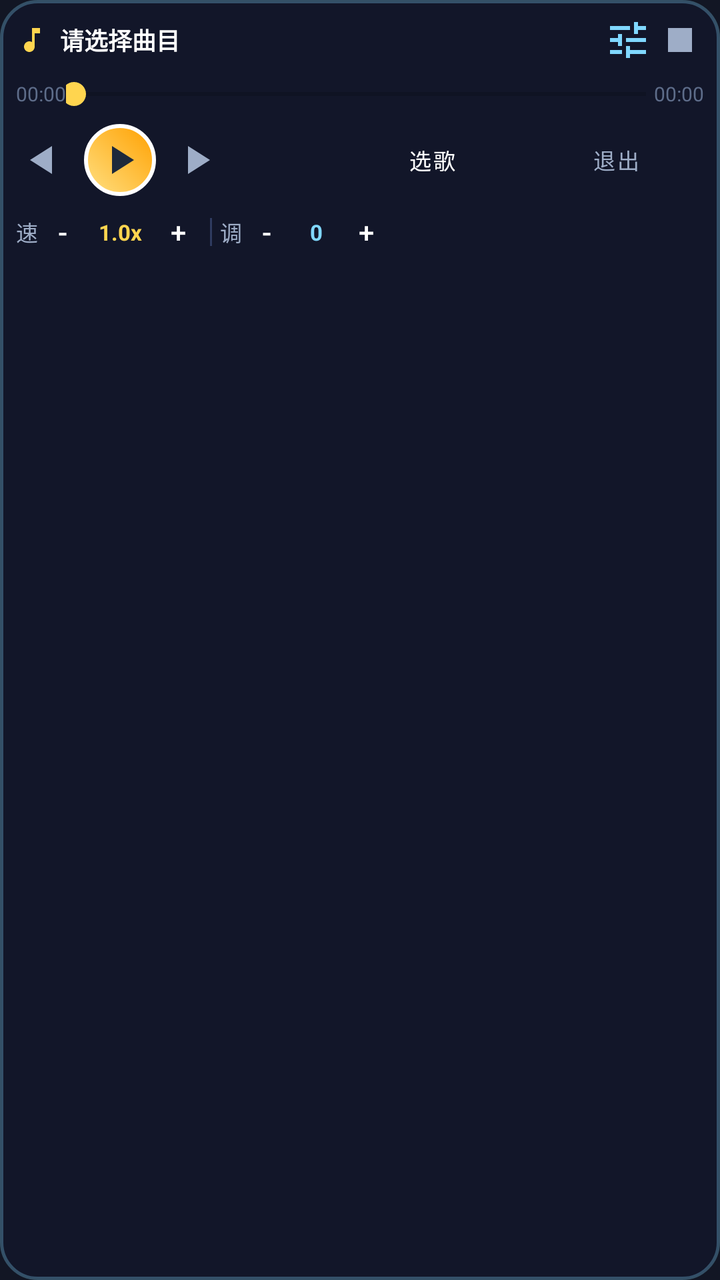
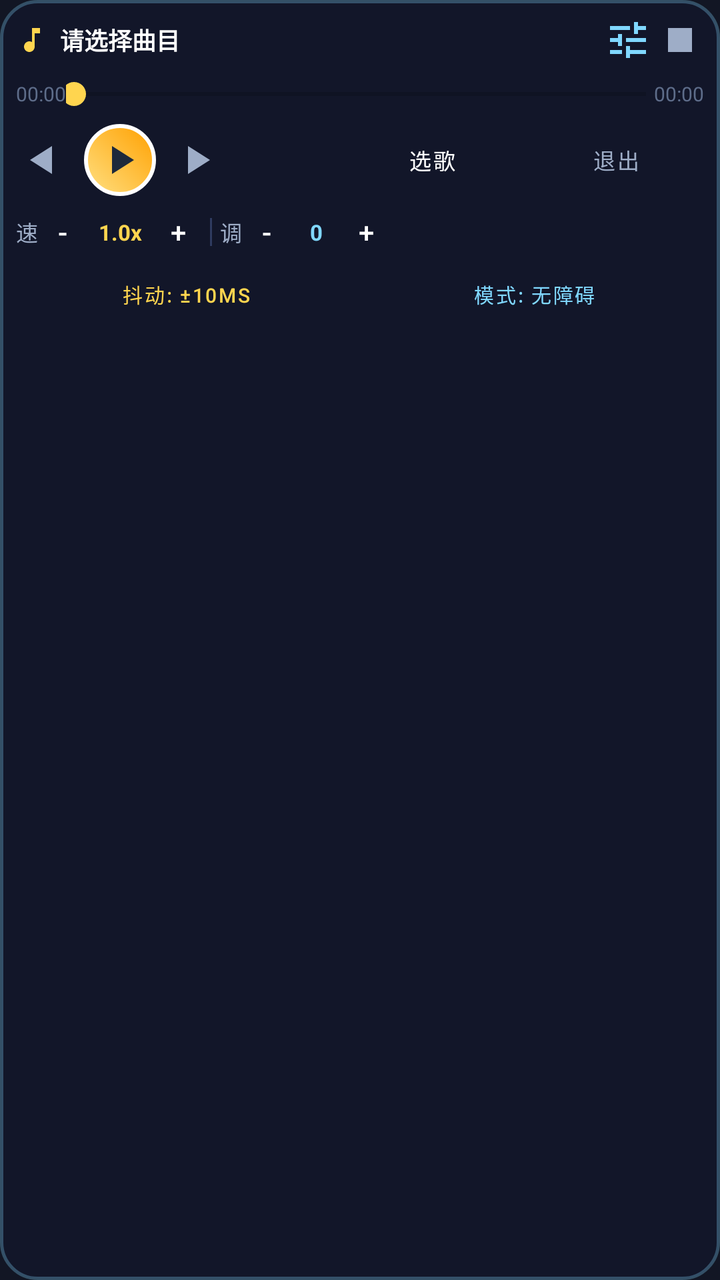

Compare the two renders of this Android layout. The source of the first and the diff that turns it into the second are given below.
<!-- AndroidManifest.xml: application theme Theme.SkyMusicPlayer -->
<!-- res/layout/layout_floating_control.xml -->
<?xml version="1.0" encoding="utf-8"?>
<LinearLayout xmlns:android="http://schemas.android.com/apk/res/android"
    xmlns:app="http://schemas.android.com/apk/res-auto"
    android:id="@+id/floatingControlRoot"
    android:layout_width="260dp"
    android:layout_height="wrap_content"
    android:orientation="vertical"
    android:background="@drawable/bg_floating_panel"
    android:padding="8dp"
    android:elevation="12dp">

    
    <LinearLayout
        android:id="@+id/llFloatHeader"
        android:layout_width="match_parent"
        android:layout_height="wrap_content"
        android:orientation="horizontal"
        android:gravity="center_vertical"
        android:layout_marginBottom="6dp">

        <ImageView
            android:layout_width="16dp"
            android:layout_height="16dp"
            android:src="@drawable/ic_floating_note"
            app:tint="@color/sky_primary" />

        <TextView
            android:id="@+id/tvFloatSongTitle"
            android:layout_width="0dp"
            android:layout_height="wrap_content"
            android:layout_weight="1"
            android:text="请选择曲目"
            android:textColor="@color/sky_text_primary"
            android:textSize="12sp"
            android:textStyle="bold"
            android:singleLine="true"
            android:ellipsize="marquee"
            android:marqueeRepeatLimit="marquee_forever"
            android:layout_marginStart="6dp" />

        <ImageButton
            android:id="@+id/btnFloatCalibrate"
            android:layout_width="24dp"
            android:layout_height="24dp"
            android:src="@drawable/ic_tune"
            android:background="?attr/selectableItemBackgroundBorderless"
            app:tint="@color/sky_accent"
            android:padding="3dp"
            android:contentDescription="校准" />

        <ImageButton
            android:id="@+id/btnFloatMinimize"
            android:layout_width="24dp"
            android:layout_height="24dp"
            android:src="@drawable/ic_stop"
            android:background="?attr/selectableItemBackgroundBorderless"
            app:tint="@color/sky_text_secondary"
            android:padding="3dp"
            android:layout_marginStart="2dp"
            android:contentDescription="收起" />
    </LinearLayout>

    
    <LinearLayout
        android:layout_width="match_parent"
        android:layout_height="wrap_content"
        android:orientation="horizontal"
        android:gravity="center_vertical"
        android:layout_marginBottom="6dp">

        <TextView
            android:id="@+id/tvFloatCurrentTime"
            android:layout_width="wrap_content"
            android:layout_height="wrap_content"
            android:text="00:00"
            android:textColor="@color/sky_text_hint"
            android:textSize="10sp" />

        <SeekBar
            android:id="@+id/sbFloatProgress"
            android:layout_width="0dp"
            android:layout_height="wrap_content"
            android:layout_weight="1"
            android:max="1000"
            android:progress="0"
            android:maxHeight="12dp"
            android:paddingStart="4dp"
            android:paddingEnd="4dp"
            android:progressTint="@color/sky_primary"
            android:thumbTint="@color/sky_primary" />

        <TextView
            android:id="@+id/tvFloatTotalTime"
            android:layout_width="wrap_content"
            android:layout_height="wrap_content"
            android:text="00:00"
            android:textColor="@color/sky_text_hint"
            android:textSize="10sp" />
    </LinearLayout>

    
    <LinearLayout
        android:layout_width="match_parent"
        android:layout_height="wrap_content"
        android:orientation="horizontal"
        android:gravity="center_vertical"
        android:layout_marginBottom="6dp">

        <ImageButton
            android:id="@+id/btnFloatPrev"
            android:layout_width="28dp"
            android:layout_height="28dp"
            android:src="@drawable/ic_play_arrow"
            android:rotation="180"
            android:padding="4dp"
            android:background="?attr/selectableItemBackgroundBorderless"
            app:tint="@color/sky_text_secondary" />

        <ImageButton
            android:id="@+id/btnFloatPlayPause"
            android:layout_width="36dp"
            android:layout_height="36dp"
            android:src="@drawable/ic_play_arrow"
            android:background="@drawable/bg_floating_ball"
            android:padding="6dp"
            app:tint="#1E293B"
            android:layout_marginStart="6dp"
            android:layout_marginEnd="6dp" />

        <ImageButton
            android:id="@+id/btnFloatNext"
            android:layout_width="28dp"
            android:layout_height="28dp"
            android:src="@drawable/ic_play_arrow"
            android:padding="4dp"
            android:background="?attr/selectableItemBackgroundBorderless"
            app:tint="@color/sky_text_secondary" />

        <View
            android:layout_width="0dp"
            android:layout_height="1dp"
            android:layout_weight="1" />

        <Button
            android:id="@+id/btnFloatSelectSong"
            style="@style/Widget.MaterialComponents.Button.OutlinedButton"
            android:layout_width="wrap_content"
            android:layout_height="26dp"
            android:paddingStart="8dp"
            android:paddingEnd="8dp"
            android:paddingTop="0dp"
            android:paddingBottom="0dp"
            android:text="选歌"
            android:textSize="11sp"
            android:textColor="@color/sky_text_primary"
            app:strokeColor="@color/sky_card_dark_stroke"
            app:cornerRadius="13dp" />

        <Button
            android:id="@+id/btnFloatHideAll"
            style="@style/Widget.MaterialComponents.Button.OutlinedButton"
            android:layout_width="wrap_content"
            android:layout_height="26dp"
            android:paddingStart="8dp"
            android:paddingEnd="8dp"
            android:paddingTop="0dp"
            android:paddingBottom="0dp"
            android:text="退出"
            android:textSize="11sp"
            android:textColor="@color/sky_text_secondary"
            app:strokeColor="@color/sky_card_dark_stroke"
            app:cornerRadius="13dp"
            android:layout_marginStart="4dp" />
    </LinearLayout>

    
    <LinearLayout
        android:layout_width="match_parent"
        android:layout_height="wrap_content"
        android:orientation="horizontal"
        android:gravity="center_vertical">

        <TextView
            android:layout_width="wrap_content"
            android:layout_height="wrap_content"
            android:text="速"
            android:textColor="@color/sky_text_secondary"
            android:textSize="11sp" />

        <Button
            android:id="@+id/btnFloatSpeedSlow"
            style="@style/Widget.MaterialComponents.Button.TextButton"
            android:layout_width="24dp"
            android:layout_height="24dp"
            android:padding="0dp"
            android:text="-"
            android:textColor="@color/sky_text_primary"
            android:textSize="14sp" />

        <TextView
            android:id="@+id/tvFloatSpeedVal"
            android:layout_width="34dp"
            android:layout_height="wrap_content"
            android:text="1.0x"
            android:gravity="center"
            android:textColor="@color/sky_primary"
            android:textSize="11sp"
            android:textStyle="bold" />

        <Button
            android:id="@+id/btnFloatSpeedFast"
            style="@style/Widget.MaterialComponents.Button.TextButton"
            android:layout_width="24dp"
            android:layout_height="24dp"
            android:padding="0dp"
            android:text="+"
            android:textColor="@color/sky_text_primary"
            android:textSize="14sp" />

        <View
            android:layout_width="1dp"
            android:layout_height="14dp"
            android:background="@color/sky_card_dark_stroke"
            android:layout_marginStart="4dp"
            android:layout_marginEnd="4dp" />

        <TextView
            android:layout_width="wrap_content"
            android:layout_height="wrap_content"
            android:text="调"
            android:textColor="@color/sky_text_secondary"
            android:textSize="11sp" />

        <Button
            android:id="@+id/btnFloatPitchDown"
            style="@style/Widget.MaterialComponents.Button.TextButton"
            android:layout_width="24dp"
            android:layout_height="24dp"
            android:padding="0dp"
            android:text="-"
            android:textColor="@color/sky_text_primary"
            android:textSize="14sp" />

        <TextView
            android:id="@+id/tvFloatPitchVal"
            android:layout_width="26dp"
            android:layout_height="wrap_content"
            android:text="0"
            android:gravity="center"
            android:textColor="@color/sky_accent"
            android:textSize="11sp"
            android:textStyle="bold" />

        <Button
            android:id="@+id/btnFloatPitchUp"
            style="@style/Widget.MaterialComponents.Button.TextButton"
            android:layout_width="24dp"
            android:layout_height="24dp"
            android:padding="0dp"
            android:text="+"
            android:textColor="@color/sky_text_primary"
            android:textSize="14sp" />
    </LinearLayout>

</LinearLayout>
<!-- resources referenced by this layout -->
<resources>
  <color name="sky_accent">#80D8FF</color>
  <color name="sky_card_dark_stroke">#2F3B60</color>
  <color name="sky_primary">#FFD54F</color>
  <color name="sky_text_hint">#5E6D8A</color>
  <color name="sky_text_primary">#FFFFFF</color>
  <color name="sky_text_secondary">#9EADC7</color>
  <!-- drawable bg_floating_ball (drawable) -->
  <?xml version="1.0" encoding="utf-8"?>
  <shape xmlns:android="http://schemas.android.com/apk/res/android"
      android:shape="oval">
      <gradient
          android:angle="45"
          android:startColor="#FFE082"
          android:endColor="#FFA000"
          android:type="linear" />
      <stroke
          android:width="2dp"
          android:color="#FFFFFF" />
  </shape>
  <!-- drawable bg_floating_panel (drawable) -->
  <?xml version="1.0" encoding="utf-8"?>
  <shape xmlns:android="http://schemas.android.com/apk/res/android"
      android:shape="rectangle">
      <corners android:radius="18dp" />
      <solid android:color="#E612172A" />
      <stroke
          android:width="1.5dp"
          android:color="#4D80D8FF" />
  </shape>
  <!-- drawable ic_floating_note (drawable) -->
  <vector xmlns:android="http://schemas.android.com/apk/res/android"
      android:width="28dp"
      android:height="28dp"
      android:viewportWidth="24"
      android:viewportHeight="24">
    <path
        android:fillColor="#1E293B"
        android:pathData="M12,3v10.55c-0.59,-0.34 -1.27,-0.55 -2,-0.55 -2.21,0 -4,1.79 -4,4s1.79,4 4,4 4,-1.79 4,-4V7h4V3h-6z"/>
  </vector>
  <!-- drawable ic_play_arrow (drawable) -->
  <vector xmlns:android="http://schemas.android.com/apk/res/android"
      android:width="24dp"
      android:height="24dp"
      android:viewportWidth="24"
      android:viewportHeight="24">
    <path
        android:fillColor="#FFFFFFFF"
        android:pathData="M8,5v14l11,-7z"/>
  </vector>
  <!-- drawable ic_stop (drawable) -->
  <vector xmlns:android="http://schemas.android.com/apk/res/android"
      android:width="24dp"
      android:height="24dp"
      android:viewportWidth="24"
      android:viewportHeight="24">
    <path
        android:fillColor="#FFFFFFFF"
        android:pathData="M6,6h12v12H6z"/>
  </vector>
  <!-- drawable ic_tune (drawable) -->
  <vector xmlns:android="http://schemas.android.com/apk/res/android"
      android:width="24dp"
      android:height="24dp"
      android:viewportWidth="24"
      android:viewportHeight="24">
    <path
        android:fillColor="#FFFFFFFF"
        android:pathData="M3,17v2h6v-2H3zM3,5v2h10V5H3zm10,16v-2h8v-2h-8v-2h-2v6h2zM7,9v2H3v2h4v2h2V9H7zm14,4v-2H11v2h10zm-6,-4h2V7h4V5h-4V3h-2v6z"/>
  </vector>
  <style name="Theme.SkyMusicPlayer" parent="Theme.MaterialComponents.DayNight.NoActionBar">
          
          <item name="colorPrimary">@color/sky_primary</item>
          <item name="colorPrimaryVariant">@color/sky_primary_dark</item>
          <item name="colorOnPrimary">#000000</item>
          
          <item name="colorSecondary">@color/sky_accent</item>
          <item name="colorSecondaryVariant">@color/sky_accent</item>
          <item name="colorOnSecondary">#000000</item>
          
          <item name="android:statusBarColor">@color/sky_bg_dark</item>
          <item name="android:navigationBarColor">@color/sky_bg_dark</item>
          <item name="android:windowBackground">@color/sky_bg_dark</item>
      </style>
  <color name="sky_primary_dark">#FFB300</color>
  <color name="sky_bg_dark">#121624</color>
</resources>

<!-- the commit's change to res/layout/layout_floating_control.xml (unified diff, before → after) -->
@@ -262,4 +262,46 @@
             android:textSize="14sp" />
     </LinearLayout>
 
+    
+    <LinearLayout
+        android:layout_width="match_parent"
+        android:layout_height="wrap_content"
+        android:orientation="horizontal"
+        android:gravity="center_vertical"
+        android:layout_marginTop="6dp">
+
+        <Button
+            android:id="@+id/btnFloatDelayRange"
+            style="@style/Widget.MaterialComponents.Button.OutlinedButton"
+            android:layout_width="0dp"
+            android:layout_height="26dp"
+            android:layout_weight="1"
+            android:paddingStart="2dp"
+            android:paddingEnd="2dp"
+            android:paddingTop="0dp"
+            android:paddingBottom="0dp"
+            android:text="抖动: ±10ms"
+            android:textSize="10sp"
+            android:textColor="@color/sky_primary"
+            app:strokeColor="@color/sky_card_dark_stroke"
+            app:cornerRadius="13dp" />
+
+        <Button
+            android:id="@+id/btnFloatTouchMode"
+            style="@style/Widget.MaterialComponents.Button.OutlinedButton"
+            android:layout_width="0dp"
+            android:layout_height="26dp"
+            android:layout_weight="1"
+            android:layout_marginStart="4dp"
+            android:paddingStart="2dp"
+            android:paddingEnd="2dp"
+            android:paddingTop="0dp"
+            android:paddingBottom="0dp"
+            android:text="模式: 无障碍"
+            android:textSize="10sp"
+            android:textColor="@color/sky_accent"
+            app:strokeColor="@color/sky_card_dark_stroke"
+            app:cornerRadius="13dp" />
+    </LinearLayout>
+
 </LinearLayout>
